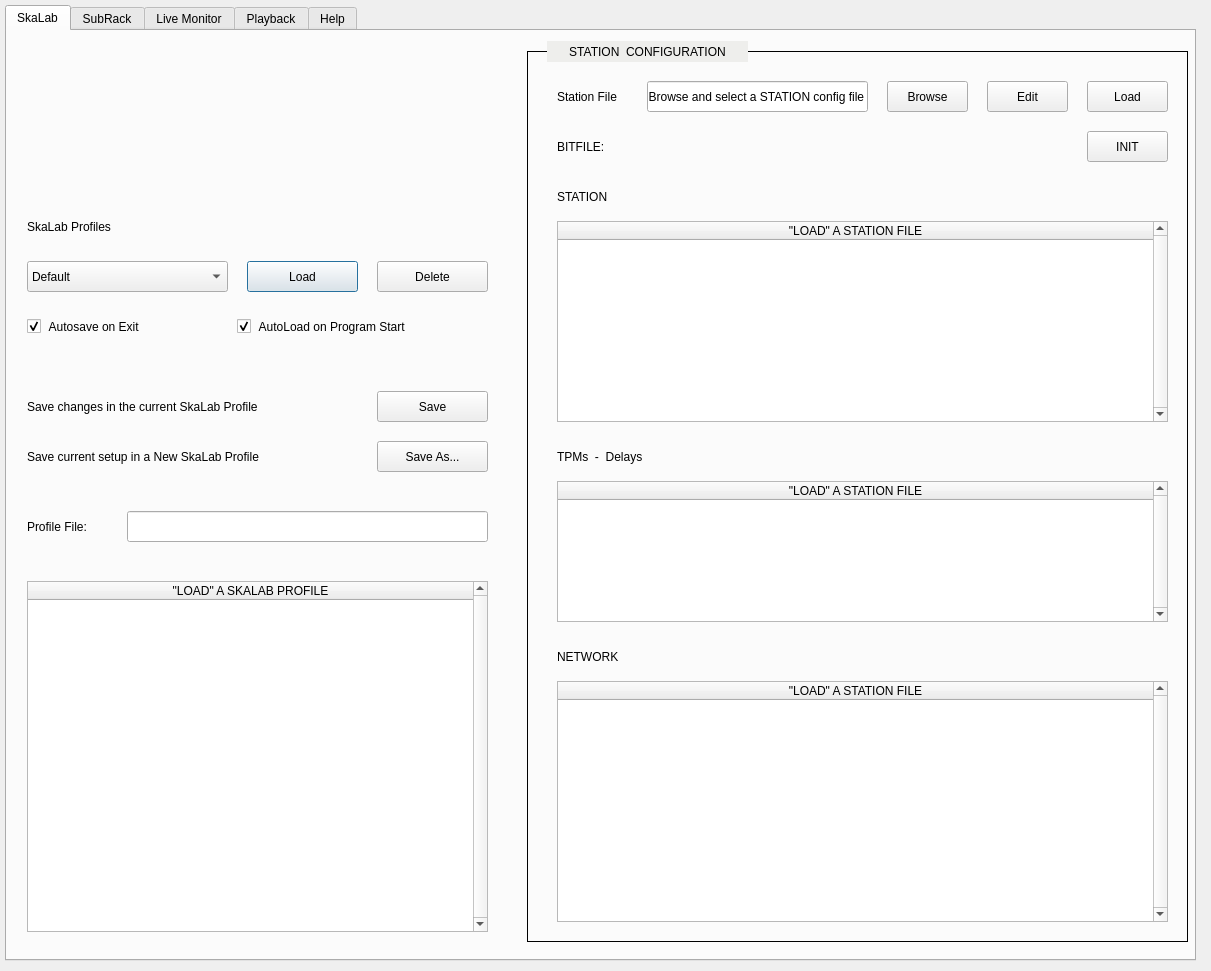
This is Gui/skalab_main.ui in amattana/skalab as Qt 5 draws it before an edit. The edited form follows.
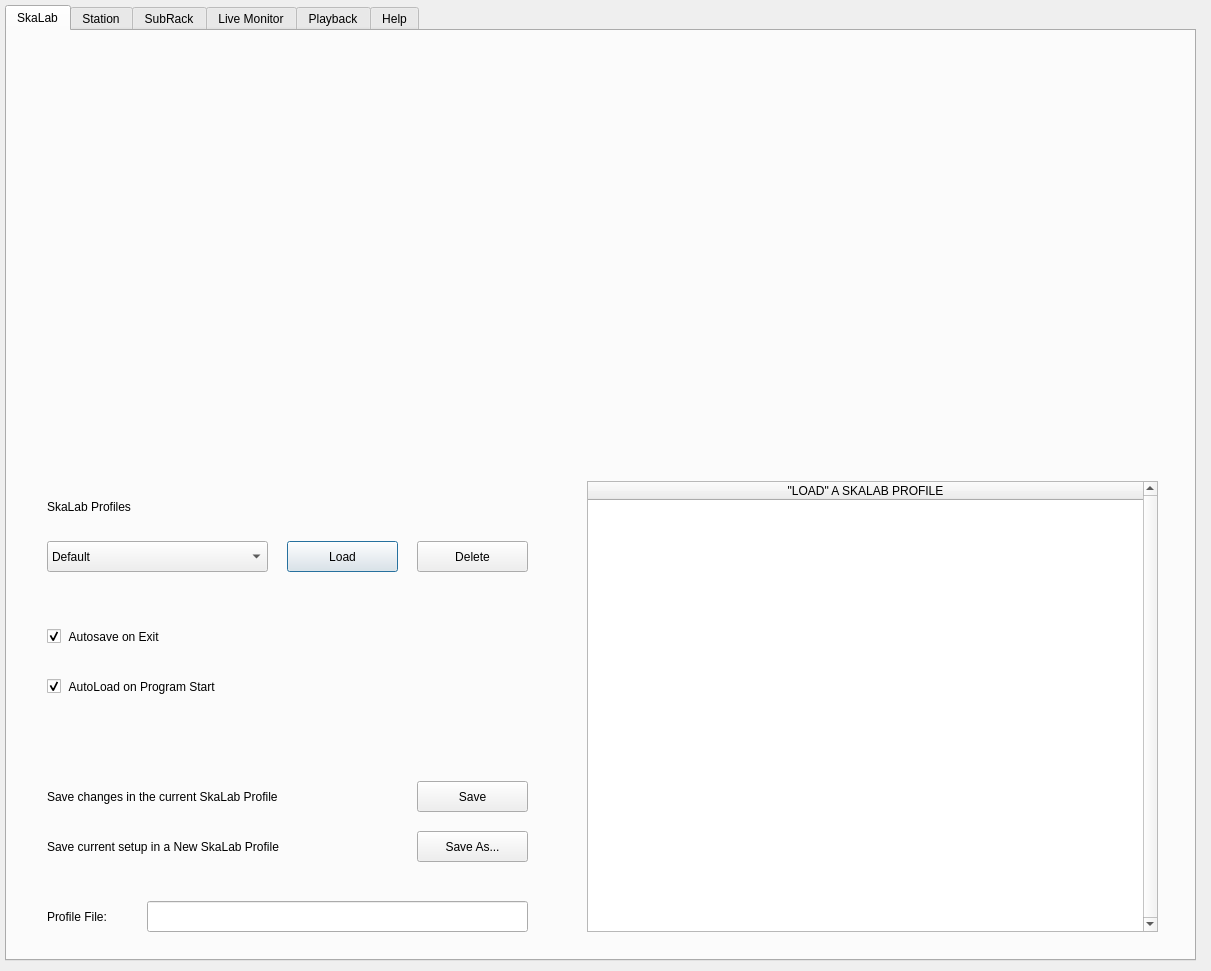
This is the edited form.

Commit message: test version with station tab

Diff of the .ui file:
```diff
--- a/Gui/skalab_main.ui
+++ b/Gui/skalab_main.ui
@@ -47,9 +47,9 @@
     <widget class="QComboBox" name="qcombo_profiles">
      <property name="geometry">
       <rect>
-       <x>20</x>
-       <y>230</y>
-       <width>201</width>
+       <x>40</x>
+       <y>510</y>
+       <width>221</width>
        <height>31</height>
       </rect>
      </property>
@@ -67,8 +67,8 @@
     <widget class="QLabel" name="qlabel_profiles">
      <property name="geometry">
       <rect>
-       <x>20</x>
-       <y>180</y>
+       <x>40</x>
+       <y>460</y>
        <width>121</width>
        <height>31</height>
       </rect>
@@ -83,8 +83,8 @@
     <widget class="QPushButton" name="qbutton_profile_load">
      <property name="geometry">
       <rect>
-       <x>240</x>
-       <y>230</y>
+       <x>280</x>
+       <y>510</y>
        <width>111</width>
        <height>31</height>
       </rect>
@@ -96,8 +96,8 @@
     <widget class="QPushButton" name="qbutton_profile_delete">
      <property name="geometry">
       <rect>
-       <x>370</x>
-       <y>230</y>
+       <x>410</x>
+       <y>510</y>
        <width>111</width>
        <height>31</height>
       </rect>
@@ -109,8 +109,8 @@
     <widget class="QCheckBox" name="qradio_autosave">
      <property name="geometry">
       <rect>
-       <x>20</x>
-       <y>280</y>
+       <x>40</x>
+       <y>590</y>
        <width>151</width>
        <height>31</height>
       </rect>
@@ -125,8 +125,8 @@
     <widget class="QCheckBox" name="qradio_autoload">
      <property name="geometry">
       <rect>
-       <x>230</x>
-       <y>280</y>
+       <x>40</x>
+       <y>640</y>
        <width>221</width>
        <height>31</height>
       </rect>
@@ -141,9 +141,9 @@
     <widget class="QLineEdit" name="qline_profile">
      <property name="geometry">
       <rect>
-       <x>120</x>
-       <y>480</y>
-       <width>361</width>
+       <x>140</x>
+       <y>870</y>
+       <width>381</width>
        <height>31</height>
       </rect>
      </property>
@@ -157,8 +157,8 @@
     <widget class="QPushButton" name="qbutton_profile_saveas">
      <property name="geometry">
       <rect>
-       <x>370</x>
-       <y>410</y>
+       <x>410</x>
+       <y>800</y>
        <width>111</width>
        <height>31</height>
       </rect>
@@ -170,8 +170,8 @@
     <widget class="QPushButton" name="qbutton_profile_save">
      <property name="geometry">
       <rect>
-       <x>370</x>
-       <y>360</y>
+       <x>410</x>
+       <y>750</y>
        <width>111</width>
        <height>31</height>
       </rect>
@@ -183,8 +183,8 @@
     <widget class="QLabel" name="qlabel_profile">
      <property name="geometry">
       <rect>
-       <x>20</x>
-       <y>480</y>
+       <x>40</x>
+       <y>870</y>
        <width>91</width>
        <height>31</height>
       </rect>
@@ -199,8 +199,8 @@
     <widget class="QLabel" name="qlabel_profile_2">
      <property name="geometry">
       <rect>
-       <x>20</x>
-       <y>360</y>
+       <x>40</x>
+       <y>750</y>
        <width>301</width>
        <height>31</height>
       </rect>
@@ -215,8 +215,8 @@
     <widget class="QLabel" name="qlabel_profile_3">
      <property name="geometry">
       <rect>
-       <x>20</x>
-       <y>410</y>
+       <x>40</x>
+       <y>800</y>
        <width>301</width>
        <height>31</height>
       </rect>
@@ -231,278 +231,20 @@
     <widget class="QWidget" name="qwpics" native="true">
      <property name="geometry">
       <rect>
-       <x>10</x>
+       <x>40</x>
        <y>20</y>
-       <width>491</width>
-       <height>122</height>
+       <width>1111</width>
+       <height>401</height>
       </rect>
      </property>
     </widget>
-    <widget class="QFrame" name="frame_station">
-     <property name="geometry">
-      <rect>
-       <x>520</x>
-       <y>20</y>
-       <width>661</width>
-       <height>891</height>
-      </rect>
-     </property>
-     <property name="frameShape">
-      <enum>QFrame::Box</enum>
-     </property>
-     <property name="frameShadow">
-      <enum>QFrame::Plain</enum>
-     </property>
-     <widget class="QLabel" name="qlabel_config">
-      <property name="geometry">
-       <rect>
-        <x>30</x>
-        <y>30</y>
-        <width>101</width>
-        <height>31</height>
-       </rect>
-      </property>
-      <property name="text">
-       <string>Station File</string>
-      </property>
-      <property name="alignment">
-       <set>Qt::AlignLeading|Qt::AlignLeft|Qt::AlignVCenter</set>
-      </property>
-     </widget>
-     <widget class="QLineEdit" name="qline_configfile">
-      <property name="geometry">
-       <rect>
-        <x>120</x>
-        <y>30</y>
-        <width>221</width>
-        <height>31</height>
-       </rect>
-      </property>
-      <property name="text">
-       <string>  Browse and select a STATION config file</string>
-      </property>
-      <property name="readOnly">
-       <bool>true</bool>
-      </property>
-     </widget>
-     <widget class="QPushButton" name="qbutton_load_configuration">
-      <property name="geometry">
-       <rect>
-        <x>560</x>
-        <y>30</y>
-        <width>81</width>
-        <height>31</height>
-       </rect>
-      </property>
-      <property name="text">
-       <string>Load</string>
-      </property>
-     </widget>
-     <widget class="QPushButton" name="qbutton_browse">
-      <property name="geometry">
-       <rect>
-        <x>360</x>
-        <y>30</y>
-        <width>81</width>
-        <height>31</height>
-       </rect>
-      </property>
-      <property name="text">
-       <string>Browse</string>
-      </property>
-     </widget>
-     <widget class="QPushButton" name="qbutton_station_init">
-      <property name="geometry">
-       <rect>
-        <x>560</x>
-        <y>80</y>
-        <width>81</width>
-        <height>31</height>
-       </rect>
-      </property>
-      <property name="text">
-       <string>INIT</string>
-      </property>
-     </widget>
-     <widget class="QLabel" name="qlabel_bitfile">
-      <property name="geometry">
-       <rect>
-        <x>120</x>
-        <y>80</y>
-        <width>421</width>
-        <height>31</height>
-       </rect>
-      </property>
-      <property name="text">
-       <string/>
-      </property>
-      <property name="alignment">
-       <set>Qt::AlignLeading|Qt::AlignLeft|Qt::AlignVCenter</set>
-      </property>
-     </widget>
-     <widget class="QLabel" name="qlabel_station">
-      <property name="geometry">
-       <rect>
-        <x>30</x>
-        <y>130</y>
-        <width>171</width>
-        <height>31</height>
-       </rect>
-      </property>
-      <property name="text">
-       <string>STATION</string>
-      </property>
-      <property name="alignment">
-       <set>Qt::AlignLeading|Qt::AlignLeft|Qt::AlignVCenter</set>
-      </property>
-     </widget>
-     <widget class="QTableWidget" name="qtable_tpm">
-      <property name="geometry">
-       <rect>
-        <x>30</x>
-        <y>430</y>
-        <width>611</width>
-        <height>141</height>
-       </rect>
-      </property>
-      <property name="verticalScrollBarPolicy">
-       <enum>Qt::ScrollBarAlwaysOn</enum>
-      </property>
-      <property name="sizeAdjustPolicy">
-       <enum>QAbstractScrollArea::AdjustIgnored</enum>
-      </property>
-      <attribute name="horizontalHeaderCascadingSectionResizes">
-       <bool>false</bool>
-      </attribute>
-      <attribute name="horizontalHeaderDefaultSectionSize">
-       <number>218</number>
-      </attribute>
-      <attribute name="horizontalHeaderStretchLastSection">
-       <bool>true</bool>
-      </attribute>
-      <column>
-       <property name="text">
-        <string>&quot;LOAD&quot; A STATION FILE</string>
-       </property>
-      </column>
-     </widget>
-     <widget class="QTableWidget" name="qtable_station">
-      <property name="geometry">
-       <rect>
-        <x>30</x>
-        <y>170</y>
-        <width>611</width>
-        <height>201</height>
-       </rect>
-      </property>
-      <property name="verticalScrollBarPolicy">
-       <enum>Qt::ScrollBarAlwaysOn</enum>
-      </property>
-      <attribute name="horizontalHeaderDefaultSectionSize">
-       <number>308</number>
-      </attribute>
-      <attribute name="horizontalHeaderStretchLastSection">
-       <bool>true</bool>
-      </attribute>
-      <column>
-       <property name="text">
-        <string>&quot;LOAD&quot; A STATION FILE</string>
-       </property>
-      </column>
-     </widget>
-     <widget class="QLabel" name="qlabel_tpms">
-      <property name="geometry">
-       <rect>
-        <x>30</x>
-        <y>390</y>
-        <width>171</width>
-        <height>31</height>
-       </rect>
-      </property>
-      <property name="text">
-       <string>TPMs  -  Delays</string>
-      </property>
-      <property name="alignment">
-       <set>Qt::AlignLeading|Qt::AlignLeft|Qt::AlignVCenter</set>
-      </property>
-     </widget>
-     <widget class="QLabel" name="qlabel_network">
-      <property name="geometry">
-       <rect>
-        <x>30</x>
-        <y>590</y>
-        <width>171</width>
-        <height>31</height>
-       </rect>
-      </property>
-      <property name="text">
-       <string>NETWORK</string>
-      </property>
-      <property name="alignment">
-       <set>Qt::AlignLeading|Qt::AlignLeft|Qt::AlignVCenter</set>
-      </property>
-     </widget>
-     <widget class="QTableWidget" name="qtable_network">
-      <property name="geometry">
-       <rect>
-        <x>30</x>
-        <y>630</y>
-        <width>611</width>
-        <height>241</height>
-       </rect>
-      </property>
-      <property name="verticalScrollBarPolicy">
-       <enum>Qt::ScrollBarAlwaysOn</enum>
-      </property>
-      <attribute name="horizontalHeaderDefaultSectionSize">
-       <number>365</number>
-      </attribute>
-      <attribute name="horizontalHeaderStretchLastSection">
-       <bool>true</bool>
-      </attribute>
-      <column>
-       <property name="text">
-        <string>&quot;LOAD&quot; A STATION FILE</string>
-       </property>
-      </column>
-     </widget>
-     <widget class="QLabel" name="qlabel_bitfile_2">
-      <property name="geometry">
-       <rect>
-        <x>30</x>
-        <y>80</y>
-        <width>71</width>
-        <height>31</height>
-       </rect>
-      </property>
-      <property name="text">
-       <string>BITFILE: </string>
-      </property>
-      <property name="alignment">
-       <set>Qt::AlignLeading|Qt::AlignLeft|Qt::AlignVCenter</set>
-      </property>
-     </widget>
-     <widget class="QPushButton" name="qbutton_edit">
-      <property name="geometry">
-       <rect>
-        <x>460</x>
-        <y>30</y>
-        <width>81</width>
-        <height>31</height>
-       </rect>
-      </property>
-      <property name="text">
-       <string>Edit</string>
-      </property>
-     </widget>
-    </widget>
     <widget class="QTableWidget" name="qtable_profile">
      <property name="geometry">
       <rect>
-       <x>20</x>
-       <y>550</y>
-       <width>461</width>
-       <height>351</height>
+       <x>580</x>
+       <y>450</y>
+       <width>571</width>
+       <height>451</height>
       </rect>
      </property>
      <property name="verticalScrollBarPolicy">
@@ -520,27 +262,20 @@
       </property>
      </column>
     </widget>
-    <widget class="QLabel" name="qlabel_connection_3">
+   </widget>
+   <widget class="QWidget" name="tab">
+    <attribute name="title">
+     <string>Station</string>
+    </attribute>
+    <widget class="QWidget" name="qwStation" native="true">
      <property name="geometry">
       <rect>
-       <x>540</x>
-       <y>10</y>
-       <width>201</width>
-       <height>21</height>
+       <x>0</x>
+       <y>0</y>
+       <width>1191</width>
+       <height>936</height>
       </rect>
      </property>
-     <property name="layoutDirection">
-      <enum>Qt::LeftToRight</enum>
-     </property>
-     <property name="styleSheet">
-      <string notr="true">background-color: rgb(238, 238, 236);</string>
-     </property>
-     <property name="text">
-      <string>STATION  CONFIGURATION</string>
-     </property>
-     <property name="alignment">
-      <set>Qt::AlignCenter</set>
-     </property>
     </widget>
    </widget>
    <widget class="QWidget" name="qtabSubrack">
```
The commit also changes 3 other files.
